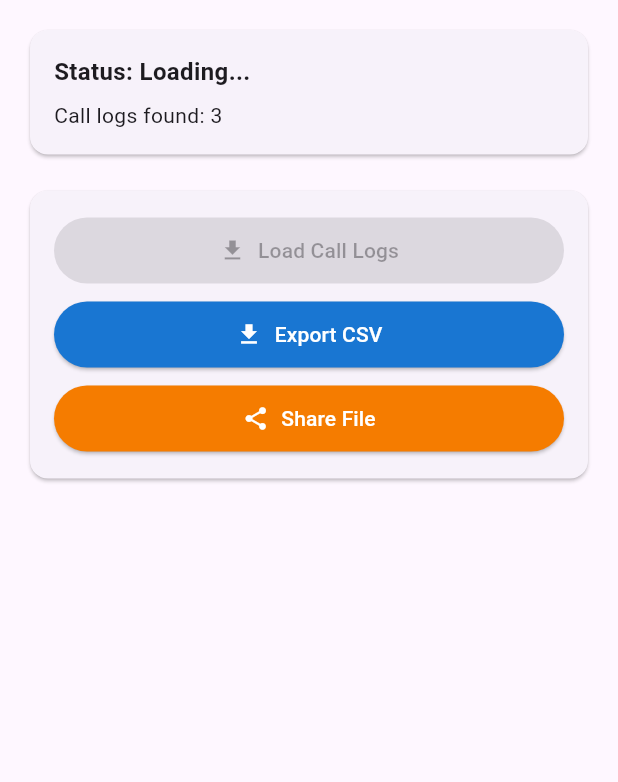
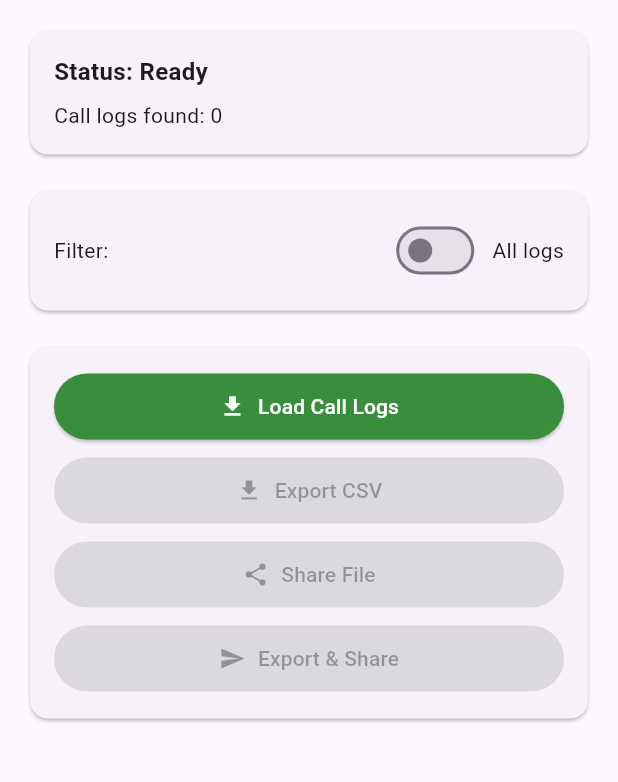
Before and after one commit to halaatlasrab/calllog_exporter, a Flutter app: the screen it shows after launch, after a tap on "Load Call Logs", on a phone screen of 412 x 824 dp, the part 84-866 px from its top. Run offline on Flutter 3.47's test engine with Material 3 defaults, Android fonts, the phone set to English and light mode, and no system bars; our stand-ins replace csv, permission_handler, share_plus; missing offline and left inert: call_log; statements that could not run were skipped.

Commit message:
Add real call log functionality - read actual device call logs

```diff
--- /dev/null
+++ b/lib/call_log_entry.dart
@@ -0,0 +1,54 @@
+class CallLogEntry {
+  final String phoneNumber;
+  final String? contactName;
+  final String callType;
+  final DateTime timestamp;
+  final int duration;
+
+  CallLogEntry({
+    required this.phoneNumber,
+    this.contactName,
+    required this.callType,
+    required this.timestamp,
+    required this.duration,
+  });
+
+  // Normalize phone number (+964 → 0)
+  static String normalizePhoneNumber(String phoneNumber) {
+    if (phoneNumber.startsWith('+964')) {
+      return '0' + phoneNumber.substring(4);
+    }
+    return phoneNumber;
+  }
+
+  // Get normalized phone number
+  String get normalizedPhoneNumber => normalizePhoneNumber(phoneNumber);
+
+  // Get display name (contact name or normalized phone number)
+  String get displayName => contactName ?? normalizedPhoneNumber;
+
+  @override
+  String toString() {
+    return 'CallLogEntry(phoneNumber: $phoneNumber, contactName: $contactName, callType: $callType, timestamp: $timestamp, duration: $duration)';
+  }
+
+  // Convert to CSV row
+  List<String> toCsvRow() {
+    return [
+      normalizedPhoneNumber,
+      contactName ?? '',
+      callType,
+      timestamp.toIso8601String(),
+      duration.toString(),
+    ];
+  }
+
+  // CSV header
+  static List<String> get csvHeader => [
+    'Phone Number',
+    'Contact Name',
+    'Call Type',
+    'Timestamp',
+    'Duration (seconds)',
+  ];
+}
--- /dev/null
+++ b/lib/call_log_service.dart
@@ -0,0 +1,78 @@
+import 'package:call_log/call_log.dart' as call_log_data;
+import 'package:permission_handler/permission_handler.dart';
+import 'call_log_entry.dart';
+
+class CallLogService {
+  static Future<bool> requestPermissions() async {
+    final callLogPermission = await Permission.phone.request();
+    final contactsPermission = await Permission.contacts.request();
+
+    return callLogPermission.isGranted && contactsPermission.isGranted;
+  }
+
+  static Future<List<CallLogEntry>> getCallLogs({DateTime? startDate}) async {
+    try {
+      final hasPermissions = await requestPermissions();
+      if (!hasPermissions) {
+        throw Exception('Call log and contacts permissions are required');
+      }
+
+      final Iterable<call_log_data.CallLogEntry> entries = await call_log_data.CallLog.get();
+      List<CallLogEntry> callLogs = [];
+
+      for (final log in entries) {
+        final entry = CallLogEntry(
+          phoneNumber: log.number ?? '',
+          contactName: log.name,
+          callType: _getCallTypeString(log.callType ?? call_log_data.CallType.unknown),
+          timestamp: DateTime.tryParse(log.timestamp.toString()) ?? DateTime.now(),
+          duration: log.duration ?? 0,
+        );
+        callLogs.add(entry);
+      }
+
+      // Filter by date if needed
+      if (startDate != null) {
+        callLogs = callLogs.where((log) => log.timestamp.isAfter(startDate)).toList();
+      }
+
+      // Remove duplicates (keep latest entry per phone number)
+      final Map<String, CallLogEntry> uniqueLogs = {};
+      for (final log in callLogs) {
+        final normalizedPhone = CallLogEntry.normalizePhoneNumber(log.phoneNumber);
+        if (!uniqueLogs.containsKey(normalizedPhone) ||
+            log.timestamp.isAfter(uniqueLogs[normalizedPhone]!.timestamp)) {
+          uniqueLogs[normalizedPhone] = log;
+        }
+      }
+
+      return uniqueLogs.values.toList();
+    } catch (e) {
+      throw Exception('Failed to get call logs: $e');
+    }
+  }
+
+  static String _getCallTypeString(call_log_data.CallType callType) {
+    switch (callType) {
+      case call_log_data.CallType.incoming:
+        return 'incoming';
+      case call_log_data.CallType.outgoing:
+        return 'outgoing';
+      case call_log_data.CallType.missed:
+        return 'missed';
+      case call_log_data.CallType.rejected:
+        return 'rejected';
+      case call_log_data.CallType.blocked:
+        return 'blocked';
+      case call_log_data.CallType.unknown:
+        return 'unknown';
+      default:
+        return 'unknown';
+    }
+  }
+
+  static Future<List<CallLogEntry>> getLast30DaysCallLogs() async {
+    final startDate = DateTime.now().subtract(const Duration(days: 30));
+    return getCallLogs(startDate: startDate);
+  }
+}
--- /dev/null
+++ b/lib/csv_export_service.dart
@@ -0,0 +1,47 @@
+import 'dart:io';
+import 'package:path_provider/path_provider.dart';
+import 'package:share_plus/share_plus.dart';
+import 'package:csv/csv.dart';
+import 'call_log_entry.dart';
+
+class CsvExportService {
+  static Future<File> exportToCsv(List<CallLogEntry> callLogs) async {
+    try {
+      // Get the documents directory
+      final directory = await getApplicationDocumentsDirectory();
+      final path = '${directory.path}/call_logs_${DateTime.now().millisecondsSinceEpoch}.csv';
+
+      // Create CSV data
+      List<List<dynamic>> rows = [];
+      rows.add(CallLogEntry.csvHeader); // Add header
+
+      // Add call log entries
+      for (final log in callLogs) {
+        rows.add(log.toCsvRow());
+      }
+
+      // Convert to CSV string
+      String csv = const ListToCsvConverter().convert(rows);
+
+      // Write to file
+      final file = File(path);
+      await file.writeAsString(csv);
+
+      return file;
+    } catch (e) {
+      throw Exception('Failed to export CSV: $e');
+    }
+  }
+
+  static Future<void> shareFile(File file) async {
+    try {
+      await Share.shareXFiles(
+        [XFile(file.path)],
+        subject: 'Call Logs Export',
+        text: 'Exported call logs from Call Log Exporter app',
+      );
+    } catch (e) {
+      throw Exception('Failed to share file: $e');
+    }
+  }
+}
--- a/lib/main.dart
+++ b/lib/main.dart
@@ -1,4 +1,8 @@
 import 'package:flutter/material.dart';
+import 'dart:io';
+import 'call_log_service.dart';
+import 'csv_export_service.dart';
+import 'call_log_entry.dart';
 
 void main() {
   runApp(const CallLogExporterApp());
@@ -27,8 +31,11 @@ class CallLogExporterScreen extends StatefulWidget {
 }
 
 class _CallLogExporterScreenState extends State<CallLogExporterScreen> {
+  List<CallLogEntry> callLogs = [];
   bool isLoading = false;
-  String status = 'Ready';
+  String? error;
+  File? exportedFile;
+  bool useLast30DaysFilter = false;
 
   @override
   Widget build(BuildContext context) {
@@ -51,16 +58,47 @@ class _CallLogExporterScreenState extends State<CallLogExporterScreen> {
                   crossAxisAlignment: CrossAxisAlignment.start,
                   children: [
                     Text(
-                      'Status: ${isLoading ? "Loading..." : status}',
+                      'Status: ${isLoading ? "Loading..." : error ?? "Ready"}',
                       style: const TextStyle(
                         fontSize: 16,
                         fontWeight: FontWeight.bold,
                       ),
                     ),
                     const SizedBox(height: 8),
-                    const Text(
-                      'Call logs found: 3',
-                      style: TextStyle(fontSize: 14),
+                    Text(
+                      'Call logs found: ${callLogs.length}',
+                      style: const TextStyle(fontSize: 14),
+                    ),
+                    if (exportedFile != null)
+                      Text(
+                        'CSV exported: ${exportedFile!.path}',
+                        style: const TextStyle(fontSize: 14),
+                      ),
+                  ],
+                ),
+              ),
+            ),
+            const SizedBox(height: 16),
+
+            // Filter Toggle
+            Card(
+              child: Padding(
+                padding: const EdgeInsets.all(16.0),
+                child: Row(
+                  children: [
+                    const Text('Filter:'),
+                    const Spacer(),
+                    Switch(
+                      value: useLast30DaysFilter,
+                      onChanged: (value) {
+                        setState(() {
+                          useLast30DaysFilter = value;
+                        });
+                      },
+                    ),
+                    const SizedBox(width: 8),
+                    Text(
+                      useLast30DaysFilter ? 'Last 30 days' : 'All logs',
                     ),
                   ],
                 ),
@@ -91,7 +129,7 @@ class _CallLogExporterScreenState extends State<CallLogExporterScreen> {
                     SizedBox(
                       width: double.infinity,
                       child: ElevatedButton.icon(
-                        onPressed: () => exportToCsv(),
+                        onPressed: callLogs.isEmpty ? null : () => exportToCsv(),
                         icon: const Icon(Icons.file_download),
                         label: const Text('Export CSV'),
                         style: ElevatedButton.styleFrom(
@@ -105,11 +143,25 @@ class _CallLogExporterScreenState extends State<CallLogExporterScreen> {
                     SizedBox(
                       width: double.infinity,
                       child: ElevatedButton.icon(
-                        onPressed: () => shareFile(),
+                        onPressed: exportedFile == null ? null : () => shareFile(),
                         icon: const Icon(Icons.share),
                         label: const Text('Share File'),
                         style: ElevatedButton.styleFrom(
                           backgroundColor: Colors.orange[700],
+                          foregroundColor: Colors.white,
+                          padding: const EdgeInsets.symmetric(horizontal: 24, vertical: 12),
+                        ),
+                      ),
+                    ),
+                    const SizedBox(height: 8),
+                    SizedBox(
+                      width: double.infinity,
+                      child: ElevatedButton.icon(
+                        onPressed: callLogs.isEmpty ? null : () => exportAndShare(),
+                        icon: const Icon(Icons.send),
+                        label: const Text('Export & Share'),
+                        style: ElevatedButton.styleFrom(
+                          backgroundColor: Colors.purple[700],
                           foregroundColor: Colors.white,
                           padding: const EdgeInsets.symmetric(horizontal: 24, vertical: 12),
                         ),
@@ -125,40 +177,68 @@ class _CallLogExporterScreenState extends State<CallLogExporterScreen> {
     );
   }
 
-  void loadCallLogs() async {
+  Future<void> loadCallLogs() async {
     setState(() {
       isLoading = true;
-      status = 'Loading call logs...';
+      error = null;
     });
 
-    // Simulate loading
-    await Future.delayed(const Duration(seconds: 2));
+    try {
+      final logs = useLast30DaysFilter
+          ? await CallLogService.getLast30DaysCallLogs()
+          : await CallLogService.getCallLogs();
 
       setState(() {
+        callLogs = logs;
         isLoading = false;
-      status = 'Ready - 3 call logs loaded';
       });
-
-    if (mounted) {
-      ScaffoldMessenger.of(context).showSnackBar(
-        const SnackBar(content: Text('Call logs loaded successfully!')),
-      );
+    } catch (e) {
+      setState(() {
+        error = e.toString();
+        isLoading = false;
+      });
     }
   }
 
-  void exportToCsv() {
+  Future<void> exportToCsv() async {
+    try {
+      final file = await CsvExportService.exportToCsv(callLogs);
+      setState(() {
+        exportedFile = file;
+      });
+
       if (mounted) {
         ScaffoldMessenger.of(context).showSnackBar(
           const SnackBar(content: Text('CSV exported successfully!')),
         );
       }
-  }
-
-  void shareFile() {
+    } catch (e) {
       if (mounted) {
         ScaffoldMessenger.of(context).showSnackBar(
-        const SnackBar(content: Text('Share functionality ready!')),
+          SnackBar(content: Text('Export failed: $e')),
         );
       }
     }
   }
+
+  Future<void> shareFile() async {
+    if (exportedFile == null) return;
+
+    try {
+      await CsvExportService.shareFile(exportedFile!);
+    } catch (e) {
+      if (mounted) {
+        ScaffoldMessenger.of(context).showSnackBar(
+          SnackBar(content: Text('Share failed: $e')),
+        );
+      }
+    }
+  }
+
+  Future<void> exportAndShare() async {
+    await exportToCsv();
+    if (exportedFile != null) {
+      await shareFile();
+    }
+  }
+}
--- a/pubspec.yaml
+++ b/pubspec.yaml
@@ -12,6 +12,11 @@ dependencies:
   flutter:
     sdk: flutter
   cupertino_icons: ^1.0.2
+  call_log: ^3.2.3
+  permission_handler: ^11.0.0
+  csv: ^5.0.2
+  path_provider: ^2.0.15
+  share_plus: ^10.1.2
 
 dev_dependencies:
   flutter_test:
```
Also changed, not shown: pubspec.lock, 5 other files. Lines whose indentation alone changed are shown as unchanged.
